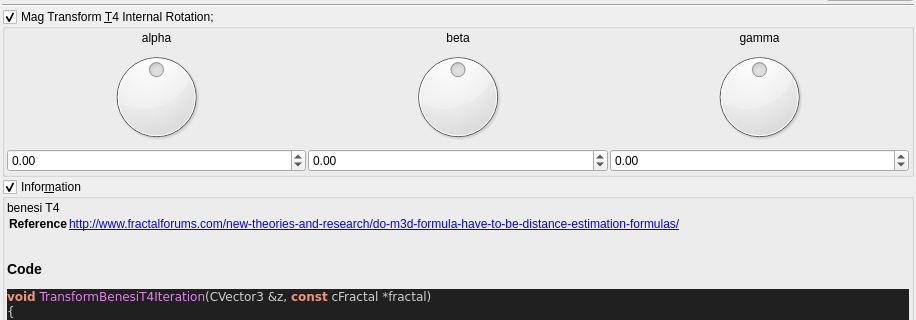
Old version of the form mandelbulber2/qt_data/fractal_transf_benesi_T4.ui in the repository buddhi1980/mandelbulber2; both pictures show x 0 to 916 and y 153 to 473 of the 916 by 763 pixel window.
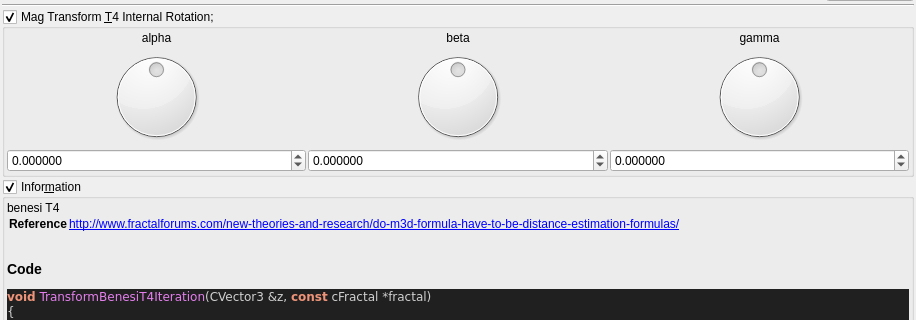
New version of the form. Custom widgets are drawn as their Qt base class.

Diff of the .ui file:
```diff
--- a/mandelbulber2/qt_data/fractal_transf_benesi_T4.ui
+++ b/mandelbulber2/qt_data/fractal_transf_benesi_T4.ui
@@ -506,7 +506,7 @@
            <string/>
           </property>
           <property name="decimals">
-           <number>2</number>
+           <number>6</number>
           </property>
           <property name="minimum">
            <double>-180.000000000000000</double>
@@ -547,7 +547,7 @@
            <string/>
           </property>
           <property name="decimals">
-           <number>2</number>
+           <number>6</number>
           </property>
           <property name="minimum">
            <double>-180.000000000000000</double>
@@ -575,7 +575,7 @@
            <string/>
           </property>
           <property name="decimals">
-           <number>2</number>
+           <number>6</number>
           </property>
           <property name="minimum">
            <double>-180.000000000000000</double>
```
